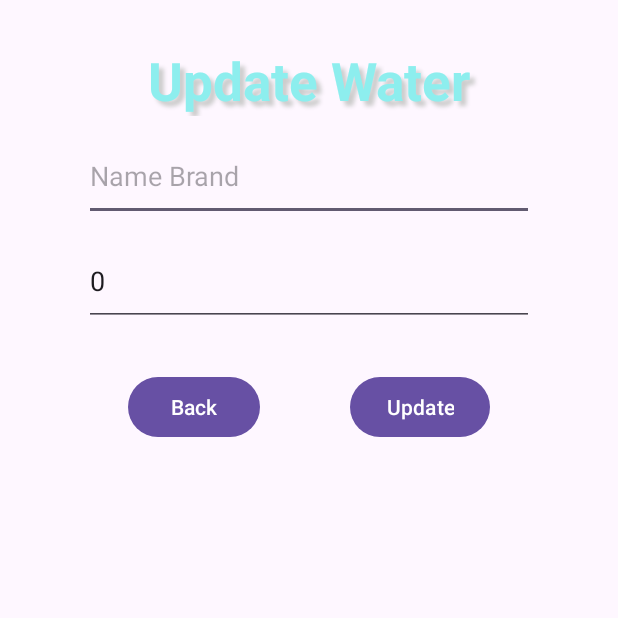
After one commit to tranthanhhc/PWaterApp, an Android app: the UpdateWaterN screen opened directly, with no data from a screen before it, on a phone screen of 412 x 824 dp, the top half of it. The commit adds this screen. Run offline under Robolectric (Android 15) with nearby library versions, the phone set to English and light mode, and no system bars.

Commit message:
update UpdateWater

```diff
--- a/app/src/main/AndroidManifest.xml
+++ b/app/src/main/AndroidManifest.xml
@@ -12,6 +12,9 @@
         android:supportsRtl="true"
         android:theme="@style/Theme.PWaterApp"
         tools:targetApi="31">
+        <activity
+            android:name=".UpdateWaterN"
+            android:exported="false" />
         <activity
             android:name=".UpdateCustomer"
             android:exported="false" />
--- /dev/null
+++ b/app/src/main/java/com/example/pwaterapp/UpdateWaterN.java
@@ -0,0 +1,87 @@
+package com.example.pwaterapp;
+
+import androidx.appcompat.app.AppCompatActivity;
+
+import android.content.Intent;
+import android.os.Bundle;
+import android.view.View;
+import android.widget.Button;
+import android.widget.EditText;
+import android.widget.Toast;
+
+import com.example.pwaterapp.database.Database;
+import com.example.pwaterapp.model.Water;
+
+public class UpdateWaterN extends AppCompatActivity {
+    EditText edtBrandWater,edtTypeWater;
+    Button btnUpdateW,btnBackW;
+    com.example.pwaterapp.database.Database database;
+
+
+    @Override
+    protected void onCreate(Bundle savedInstanceState) {
+        super.onCreate(savedInstanceState);
+        setContentView(R.layout.activity_update_water);
+
+        edtBrandWater = (EditText) findViewById(R.id.EditTextBrandUpdateWater);
+        edtTypeWater = (EditText) findViewById(R.id.EditTextTypeUpdateWater);
+        btnBackW = (Button) findViewById(R.id.ButtonBackUpdateWater);
+        btnUpdateW = (Button) findViewById(R.id.ButtonUpdateWater);
+
+        Intent intentUW = getIntent();
+
+        int id = intentUW.getIntExtra("idwater",0);
+        int type = intentUW.getIntExtra("typewater",0);
+        String brand = intentUW.getStringExtra("brandwater");
+
+
+        edtTypeWater.setText(type+"");
+        edtBrandWater.setText(brand);
+
+        database = new Database(this);
+
+
+        btnUpdateW.setOnClickListener(new View.OnClickListener() {
+            @Override
+            public void onClick(View v) {
+
+                String type = edtTypeWater.getText().toString().trim();
+                String brand = edtBrandWater.getText().toString().trim();
+
+
+                if ( brand.equals("") || type.equals("")) {
+                    Toast.makeText(UpdateWaterN.this, "Not enough information! ", Toast.LENGTH_SHORT).show();
+
+                }
+
+                else {
+                    // update infor to Create
+                    Water wat = UpdateW();
+                    //update in database
+                    database.UpdateWater(wat,id);
+                    //update completed, change to WaterActivity
+                    Intent intentUW = new Intent(UpdateWaterN.this,  WaterActivity.class);
+                    startActivity(intentUW);
+
+                    Toast.makeText(UpdateWaterN.this,"Update Success",Toast.LENGTH_SHORT).show();
+                }
+            }
+        });
+        btnBackW.setOnClickListener(new View.OnClickListener() {
+            @Override
+            public void onClick(View v) {
+                finish();
+            }
+        });
+    }
+    //save data update
+
+    private Water UpdateW() {
+        int type = Integer.parseInt(edtTypeWater.getText().toString().trim());
+        String brand = edtBrandWater.getText().toString().trim();
+
+        Water wat = new Water(type, brand);
+        return  wat;
+    }
+
+}
--- a/app/src/main/java/com/example/pwaterapp/adapter/adapterwater.java
+++ b/app/src/main/java/com/example/pwaterapp/adapter/adapterwater.java
@@ -62,7 +62,7 @@ public class adapterwater extends BaseAdapter {
         imageUpdate.setOnClickListener(new View.OnClickListener() {
             @Override
             public void onClick(View v) {
-
+                context.updateW(id);
             }
         });
         imageDelete.setOnClickListener(new View.OnClickListener() {
--- a/app/src/main/java/com/example/pwaterapp/database/Database.java
+++ b/app/src/main/java/com/example/pwaterapp/database/Database.java
@@ -132,12 +132,12 @@ public class Database extends SQLiteOpenHelper {
     }
 
     //update Water
-    public boolean UpdateWater(Customer cus , int id) {
+    public boolean UpdateWater(Water water , int id) {
         SQLiteDatabase db = this.getWritableDatabase();
         ContentValues values = new ContentValues();
 
-        values.put(WATER_BRAND,cus.getWater_brand());
-        values.put(WATER_TYPE,cus.getWater_type());
+        values.put(TYPE,water.getType());
+        values.put(BRAND,water.getBrand());
 
         db.update(TABLE_WATER , values, ID_WATER + " = "+ id, null);
         return true;
--- /dev/null
+++ b/app/src/main/res/layout/activity_update_water.xml
@@ -0,0 +1,65 @@
+<?xml version="1.0" encoding="utf-8"?>
+<LinearLayout xmlns:android="http://schemas.android.com/apk/res/android"
+    xmlns:app="http://schemas.android.com/apk/res-auto"
+    xmlns:tools="http://schemas.android.com/tools"
+    android:layout_width="match_parent"
+    android:layout_height="match_parent"
+    android:orientation="vertical"
+    tools:context=".AddCuss">
+
+    <TextView
+        android:layout_marginTop="30dp"
+        android:textColor="#8DEEEE"
+        android:gravity="center"
+        android:textStyle="bold"
+        android:textSize="35sp"
+        android:shadowColor="#cccccc"
+        android:shadowDx="5"
+        android:shadowDy="5"
+        android:shadowRadius="3"
+        android:text="Update Water"
+        android:layout_width="match_parent"
+        android:layout_height="wrap_content"></TextView>
+
+    <EditText
+        android:layout_marginTop="10dp"
+        android:layout_gravity="center"
+        android:id="@+id/EditTextBrandUpdateWater"
+        android:hint="Name Brand"
+        android:layout_width="300dp"
+        android:layout_height="60dp"></EditText>
+
+    <EditText
+        android:layout_marginTop="10dp"
+        android:layout_gravity="center"
+        android:id="@+id/EditTextTypeUpdateWater"
+        android:hint="Type Water"
+        android:layout_width="300dp"
+        android:layout_height="60dp"></EditText>
+
+    <LinearLayout
+        android:layout_marginTop="30dp"
+        android:layout_gravity="center"
+        android:orientation="horizontal"
+        android:layout_width="wrap_content"
+        android:layout_height="wrap_content">
+
+        <Button
+            android:text="Back"
+            android:id="@+id/ButtonBackUpdateWater"
+            android:layout_marginRight="30dp"
+            android:layout_gravity="right"
+            android:layout_width="wrap_content"
+            android:layout_height="wrap_content"></Button>
+
+        <Button
+            android:text="Update"
+            android:id="@+id/ButtonUpdateWater"
+            android:layout_marginLeft="30dp"
+            android:layout_gravity="left"
+            android:layout_width="wrap_content"
+            android:layout_height="wrap_content"></Button>
+
+    </LinearLayout>
+
+</LinearLayout>
```
Also changed, not shown: app/src/main/java/com/example/pwaterapp/WaterActivity.java (+22 -1 lines).
